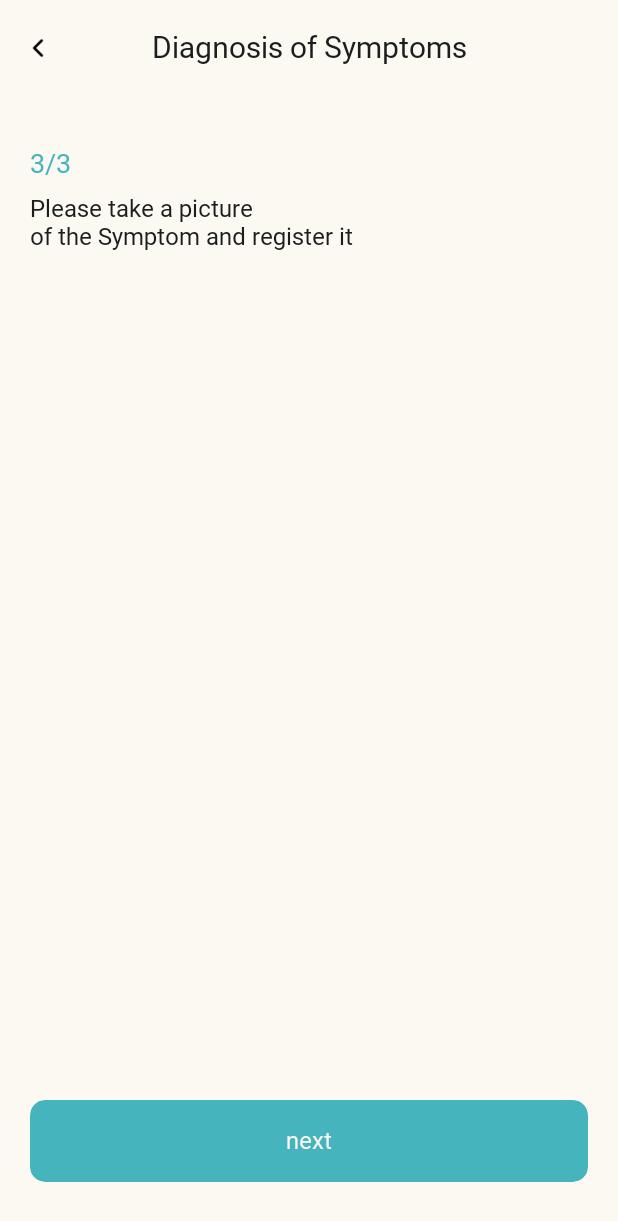
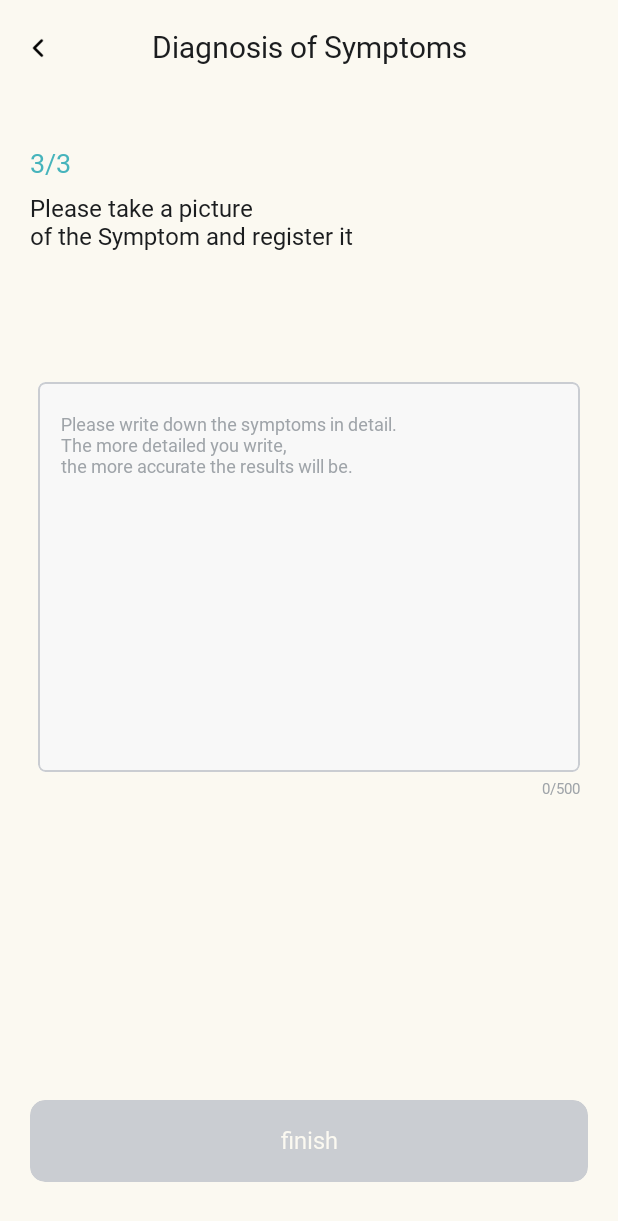
Before and after one commit to GDSC-DGU/2025-APAC-SolutionChallenge-Peekaboo, an Android app built with Jetpack Compose: the SymptomExplainScreen screen opened through its navigation route, on a phone screen of 412 x 824 dp. Shown: the top 1221 px of the screen. Run offline under Robolectric (Android 15) with nearby library versions, the phone set to English and light mode, and no system bars; our stand-ins replace Dagger/Hilt's generated code, Timber; Roboto replaces fonts that are not available here.

Commit message:
feat: Implement symptoms explain logic
Modify the height setting logic of textfield util
Create counting text input length under textfield
Implement symptoms explain user input logic

Related to: #21

```diff
--- a/client/core/design-system/src/main/java/com/peekaboo/design_system/StringComponent.kt
+++ b/client/core/design-system/src/main/java/com/peekaboo/design_system/StringComponent.kt
@@ -5,7 +5,7 @@ const val BaeBae = "BaeBae"
 const val CourseNumberFormat = "%d/%d"
 const val Next = "next"
 const val Add = "추가"
-const val Finish = "완료"
+const val Finish = "finish"
 const val Question = "?"
 const val And = " and "
 const val BackToMain =  "Back to Main"
@@ -57,6 +57,7 @@ const val DiagnosingTypeListSemiTitle = "Check the symptoms quickly\nbefore diag
 const val DiagnosisTitle = "Diagnosis of Symptoms"
 const val DiagnosisSelectArea = "Pleas select the area\nwhere you have symptoms"
 const val DiagnosisSelectPicture = "Please take a picture\nof the Symptom and register it"
+const val DiagnosisExplainHint = "Please write down the symptoms in detail.\nThe more detailed you write,\nthe more accurate the results will be."
 
 // Diagnosis History
 const val DiagnosisHistoryTitle = "Diagnosis History"
--- a/client/core/ui/src/main/java/com/peekaboo/ui/common/item/TextFieldBox.kt
+++ b/client/core/ui/src/main/java/com/peekaboo/ui/common/item/TextFieldBox.kt
@@ -5,15 +5,18 @@ import androidx.compose.foundation.background
 import androidx.compose.foundation.border
 import androidx.compose.foundation.clickable
 import androidx.compose.foundation.layout.Box
+import androidx.compose.foundation.layout.Column
 import androidx.compose.foundation.layout.ExperimentalLayoutApi
 import androidx.compose.foundation.layout.Row
 import androidx.compose.foundation.layout.Spacer
 import androidx.compose.foundation.layout.WindowInsets
 import androidx.compose.foundation.layout.fillMaxWidth
+import androidx.compose.foundation.layout.height
 import androidx.compose.foundation.layout.isImeVisible
 import androidx.compose.foundation.layout.padding
 import androidx.compose.foundation.layout.size
 import androidx.compose.foundation.layout.width
+import androidx.compose.foundation.layout.wrapContentHeight
 import androidx.compose.foundation.shape.RoundedCornerShape
 import androidx.compose.foundation.text.BasicTextField
 import androidx.compose.foundation.text.KeyboardActions
@@ -36,10 +39,12 @@ import androidx.compose.ui.tooling.preview.Preview
 import androidx.compose.ui.unit.dp
 import com.peekaboo.design_system.BaeBaeTypo
 import com.peekaboo.design_system.Black1
+import com.peekaboo.design_system.CourseNumberFormat
 import com.peekaboo.design_system.Gray2
 import com.peekaboo.design_system.Gray3
+import com.peekaboo.design_system.Main2
+import com.peekaboo.design_system.R
 import com.peekaboo.design_system.White2
-import com.peekaboo.design_system.R
 
 @Composable
 fun TextFieldBox(
@@ -48,7 +53,9 @@ fun TextFieldBox(
     onValueChange: (String) -> Unit,
     horizontalPadding: Int,
     isDeleteBtnValid: Boolean = false,
-    onClickDeleteBtn: () -> Unit = {}
+    onClickDeleteBtn: () -> Unit = {},
+    height: Int = 0,
+    textMaxLength: Int = 0
 ) {
     TextFieldContent(
         textInput = textInput,
@@ -56,7 +63,9 @@ fun TextFieldBox(
         onValueChange = onValueChange,
         horizontalPadding = horizontalPadding,
         isDeleteBtnValid = isDeleteBtnValid,
-        onClickDeleteBtn = onClickDeleteBtn
+        onClickDeleteBtn = onClickDeleteBtn,
+        height = height,
+        textMaxLength = textMaxLength
     )
 }
 
@@ -68,7 +77,9 @@ fun TextFieldContent(
     onValueChange: (String) -> Unit = {},
     horizontalPadding: Int = 0,
     isDeleteBtnValid: Boolean = false,
-    onClickDeleteBtn: () -> Unit = {}
+    onClickDeleteBtn: () -> Unit = {},
+    height: Int = 0,
+    textMaxLength: Int = 0
 ) {
     var isFocused by remember { mutableStateOf(false) }
     val focusManager = LocalFocusManager.current
@@ -80,10 +91,18 @@ fun TextFieldContent(
         }
     }
 
+    Column(
+        modifier = Modifier
+            .fillMaxWidth()
+            .padding(horizontal = horizontalPadding.dp)
+    ) {
         Row(
             modifier = Modifier
                 .fillMaxWidth()
-            .padding(horizontal = horizontalPadding.dp)
+//                .padding(horizontal = horizontalPadding.dp)
+                .then(
+                    if (height == 0) Modifier.wrapContentHeight() else Modifier.height(height.dp)
+                )
                 .clip(RoundedCornerShape(5.dp))
                 .border(1.dp, color = Gray2, RoundedCornerShape(5.dp))
                 .background(White2)
@@ -144,6 +163,16 @@ fun TextFieldContent(
                 Spacer(modifier = Modifier.width(10.dp))
             }
         }
+
+        Text(
+            text = String.format(CourseNumberFormat, textInput.length, textMaxLength),
+            color = if (textInput.isNotEmpty()) Main2 else Gray3,
+            style = BaeBaeTypo.Caption2,
+            modifier = Modifier
+                .align(Alignment.End)
+                .padding(top = 5.dp)
+        )
+    }
 }
 
 @Preview(showBackground = true, showSystemUi = true)
--- a/client/feature/diagnosis/src/main/java/com/peekaboo/diagnosis/explain/SymptomExplainScreen.kt
+++ b/client/feature/diagnosis/src/main/java/com/peekaboo/diagnosis/explain/SymptomExplainScreen.kt
@@ -17,14 +17,16 @@ import androidx.hilt.navigation.compose.hiltViewModel
 import androidx.lifecycle.compose.collectAsStateWithLifecycle
 import com.peekaboo.design_system.BaeBaeTypo
 import com.peekaboo.design_system.Black1
+import com.peekaboo.design_system.DiagnosisExplainHint
 import com.peekaboo.design_system.DiagnosisSelectPicture
 import com.peekaboo.design_system.DiagnosisTitle
-import com.peekaboo.design_system.Next
+import com.peekaboo.design_system.Finish
 import com.peekaboo.design_system.White3
 import com.peekaboo.domain.entity.request.DiagnosisModel
 import com.peekaboo.ui.common.appbar.TopBar
 import com.peekaboo.ui.common.button.BottomRectangleBtn
 import com.peekaboo.ui.common.content.CourseNumber
+import com.peekaboo.ui.common.item.TextFieldBox
 import kotlinx.coroutines.flow.SharedFlow
 
 @Composable
@@ -42,13 +44,17 @@ fun SymptomExplainScreen(
     }
 
     SymptomExplainContent(
-        onClickNextBtn = { goToDiagnosisResultPage(viewModel.updateDiagnosisContent()) }
+        onClickNextBtn = { goToDiagnosisResultPage(viewModel.updateDiagnosisContent()) },
+        explainInput = uiState.explainInput,
+        onExplainValueChange = { viewModel.onExplainValueChange(it) }
     )
 }
 
 @Composable
 fun SymptomExplainContent(
     onClickNextBtn: () -> Unit = {},
+    explainInput: String = "",
+    onExplainValueChange: (String) -> Unit = {},
 ) {
     Column(
         modifier = Modifier
@@ -78,12 +84,23 @@ fun SymptomExplainContent(
                 modifier = Modifier
                     .padding(top = 10.dp, start = 20.dp)
             )
+
+            Spacer(modifier = Modifier.height(87.dp))
+
+            TextFieldBox(
+                textInput = explainInput,
+                onValueChange = onExplainValueChange,
+                horizontalPadding = 25,
+                hintText = DiagnosisExplainHint,
+                height = 260,
+                textMaxLength = 500
+            )
         }
 
         BottomRectangleBtn(
             horizontalPadding = 20,
-            btnText = Next,
-            isBtnValid = true,
+            btnText = Finish,
+            isBtnValid = explainInput.isNotEmpty(),
             onClickAction = onClickNextBtn
         )
 
```
Lines whose indentation alone changed are shown as unchanged.
